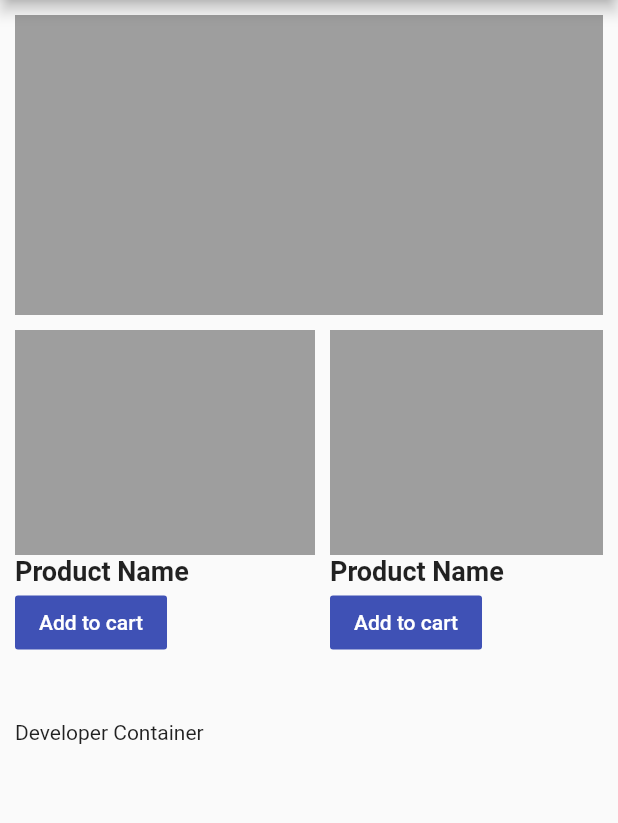
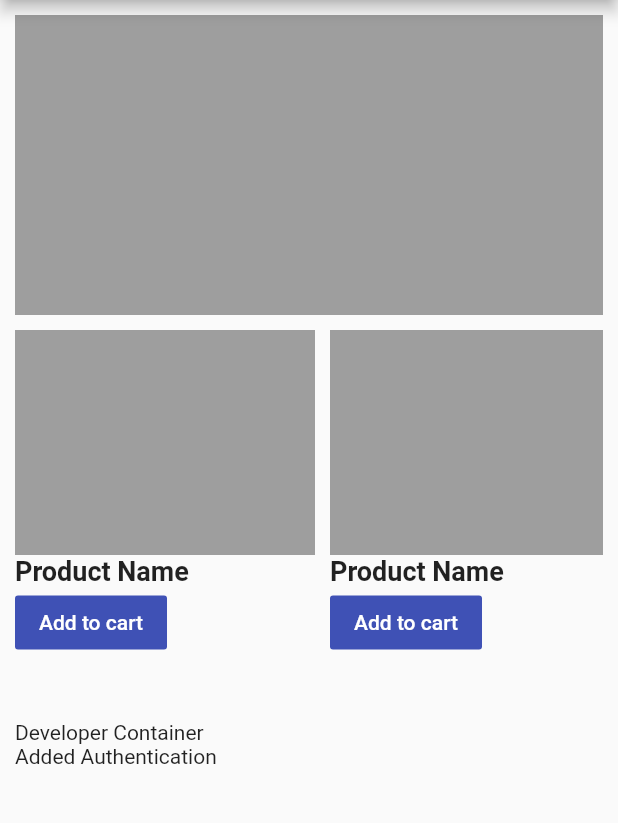
Before and after one commit to singh-saheb/demo-provider, a Flutter app: the screen it shows after launch, on a phone screen of 412 x 824 dp, the part 84-907 px from its top. Run offline on Flutter 3.47's test engine with Material 2 defaults, Android fonts, the phone set to English and light mode, and no system bars.

Commit message:
"Added a authentication container"

```diff
--- a/lib/homepage.dart
+++ b/lib/homepage.dart
@@ -90,7 +90,8 @@ class Homepage extends StatelessWidget {
                     ],
                   ),
                 )),
-            Container(child: Text('Developer Container'),)
+            Container(child: Text('Developer Container'),),
+            Container(child: Text('Added Authentication'),)
           ],
         ),
       ),
```
